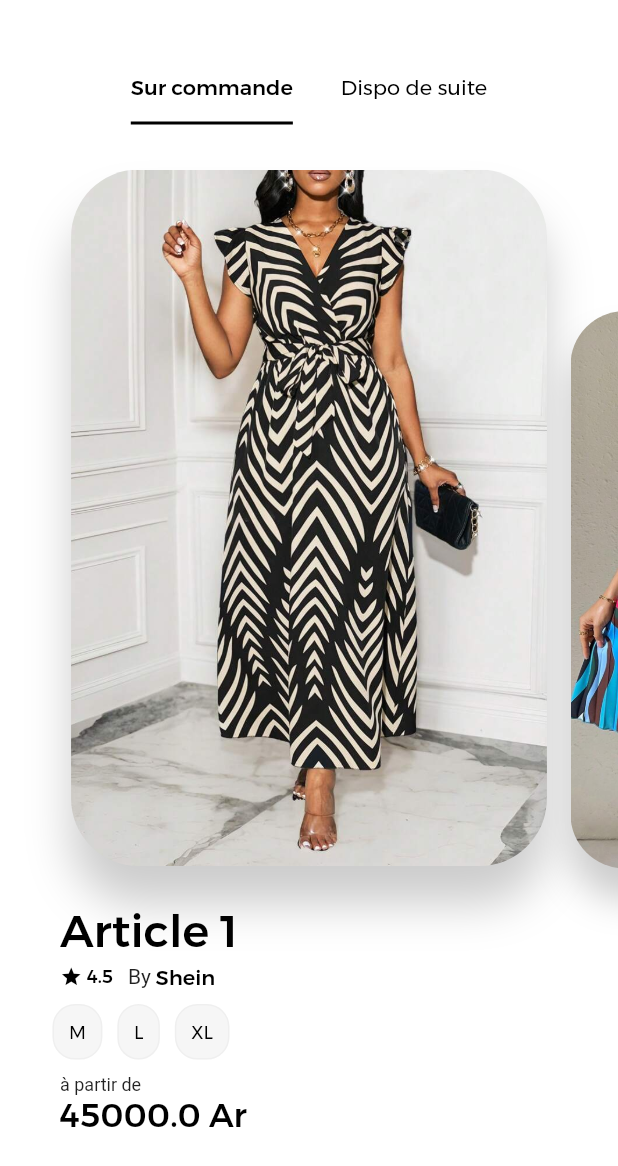
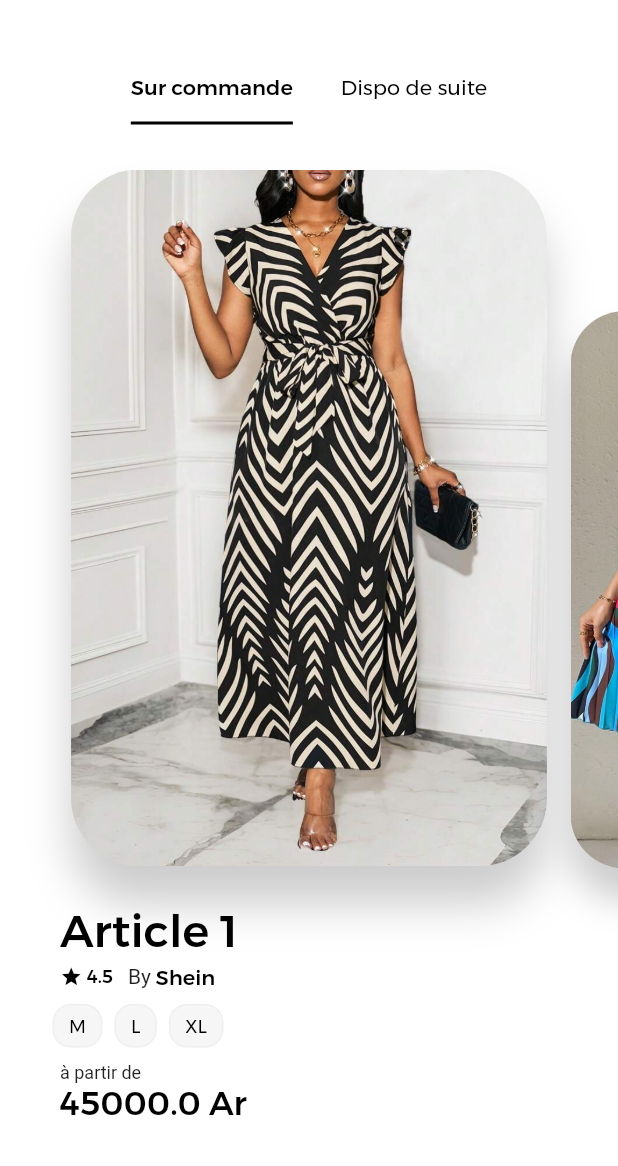
Before and after one commit to schorio/shein_mg, a Flutter app: the screen it shows after launch, on a phone screen of 412 x 824 dp. Shown: the top 1166 px of the screen. Run offline on Flutter 3.47's test engine with Material 2 defaults, Android fonts, the light colour scheme and no system bars; our stand-ins replace palette_generator; Roboto replaces fonts that are missing (MontSerrat_2, MontSerrat_3).

Commit message:
fix la taille des block des tailles de l'article

```diff
--- a/shein_mg_app/lib/presentation/widget/taille_widget.dart
+++ b/shein_mg_app/lib/presentation/widget/taille_widget.dart
@@ -10,22 +10,20 @@ class TailleWidget extends StatelessWidget {
 
   @override
   Widget build(BuildContext context) {
-    return SingleChildScrollView(
-      scrollDirection: Axis.horizontal,
-      child: Padding(
+    return Padding(
       padding: const EdgeInsets.symmetric(horizontal: 20),
       child: Row(
         mainAxisAlignment: MainAxisAlignment.start,
         crossAxisAlignment: CrossAxisAlignment.start,
         children: List.generate(article.tailleArt.length, (index) {
           return Container(
-              padding: const EdgeInsets.all(10),
-              margin: const EdgeInsets.only(right: 10),
+            padding: const EdgeInsets.symmetric(horizontal: 10, vertical: 6),
+            margin: const EdgeInsets.only(right: 8),
             decoration: BoxDecoration(
               border: Border.all(
                 color: MesCouleurs.secondaire.withOpacity(0.3),
               ),
-                borderRadius: BorderRadius.circular(15),
+              borderRadius: BorderRadius.circular(12),
               color: MesCouleurs.secondaire.withOpacity(0.3),
             ),
             child: Text(
@@ -39,7 +37,6 @@ class TailleWidget extends StatelessWidget {
           );
         }),
       ),
-      ),
     );
   }
 }
```
Lines whose indentation alone changed are shown as unchanged.
